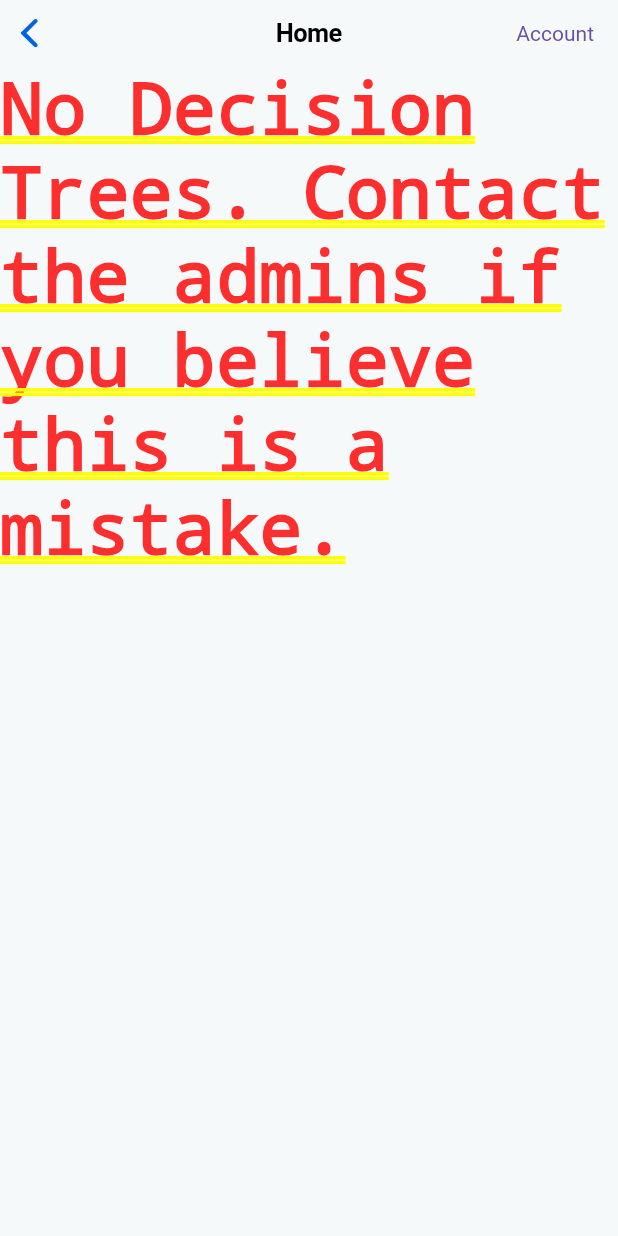
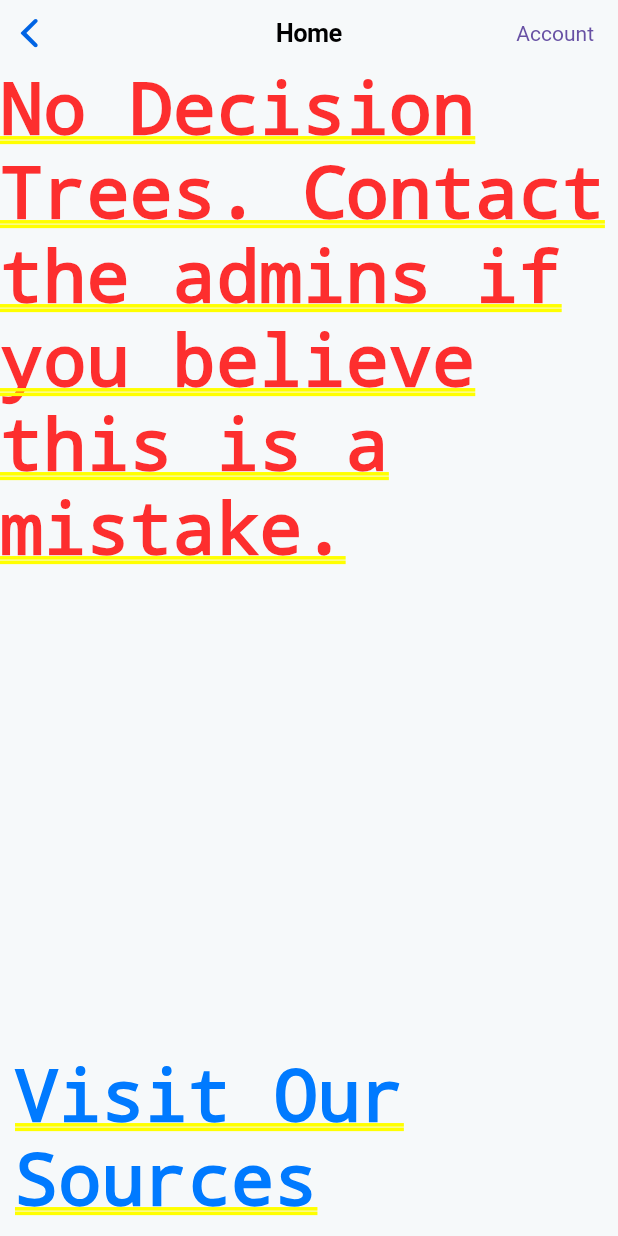
Before and after one commit to ntillis/hanDX, a Flutter app: the HomeScreen screen opened directly, on a phone screen of 412 x 824 dp. Run offline on Flutter 3.47's test engine with Material 3 defaults, Android fonts, the phone set to English and light mode, and no system bars; our stand-ins replace cached_network_image, cloud_firestore, firebase_auth, firebase_core, flutter_hooks, flutter_svg and 5 more; missing offline and left inert: flutter_keychain; accounts and stored records are empty.

Commit message:
Added link to resources

```diff
--- a/handdx_app-main/lib/ui/screens/home_screen.dart
+++ b/handdx_app-main/lib/ui/screens/home_screen.dart
@@ -2,6 +2,7 @@ import 'package:flutter/cupertino.dart';
 import 'package:handdx/controllers/auth_controller.dart';
 import 'package:handdx/ui/screens/account_screen.dart';
 import 'package:handdx/ui/widgets/decision_tree_list_widget.dart';
+import 'package:handdx/ui/widgets/resources.dart'; // Import the footer link widget
 import 'package:hooks_riverpod/hooks_riverpod.dart';
 
 class HomeScreen extends HookConsumerWidget {
@@ -16,17 +17,30 @@ class HomeScreen extends HookConsumerWidget {
         middle: const Text("Home"),
         trailing: accountWidget(context, ref),
       ),
-      child: ListView(children: const [DecisionTreeList()]),
+      child: Column(
+        crossAxisAlignment: CrossAxisAlignment.stretch,
+        children: [
+          Expanded(
+            child: ListView(
+              children: const [DecisionTreeList()],
+            ),
+          ),
+          Resources(), // Include the footer link widget here
+        ],
+      ),
     );
   }
 }
 
 Widget accountWidget(BuildContext context, WidgetRef ref) {
   return CupertinoButton(
-      padding: EdgeInsets.zero,
-      onPressed: () {
-        Navigator.push(context,
-            CupertinoPageRoute(builder: (context) => const AccountScreen()));
-      },
-      child: const Text('Account'));
+    padding: EdgeInsets.zero,
+    onPressed: () {
+      Navigator.push(
+        context,
+        CupertinoPageRoute(builder: (context) => const AccountScreen()),
+      );
+    },
+    child: const Text('Account'),
+  );
 }
--- /dev/null
+++ b/handdx_app-main/lib/ui/widgets/resources.dart
@@ -0,0 +1,30 @@
+import 'package:flutter/cupertino.dart';
+import 'package:url_launcher/url_launcher.dart';
+
+class Resources extends StatelessWidget {
+  @override
+  Widget build(BuildContext context) {
+    return Container(
+      alignment: Alignment.center,
+      padding: EdgeInsets.all(10),
+      child: GestureDetector(
+        onTap: () {
+          _launchURL();
+        },
+        child: Text(
+          "Visit Our Sources",
+          style: TextStyle(color: CupertinoColors.activeBlue),
+        ),
+      ),
+    );
+  }
+
+    _launchURL() async {
+    const url = 'https://www.assh.org/handcare/conditions#/+/0/title_na_str/asc/';
+    if (await canLaunch(url)) {
+      await launch(url);
+    } else {
+      throw 'Could not launch $url';
+    }
+  }
+}
--- a/handdx_app-main/pubspec.yaml
+++ b/handdx_app-main/pubspec.yaml
@@ -50,7 +50,7 @@ dependencies:
   hooks_riverpod: ^2.1.3
   freezed_annotation: ^2.2.0
   json_annotation: ^4.8.0
-  cached_network_image: ^3.2.3
+  cached_network_image: ^3.3.1
   flutter_svg: ^2.0.0+1
   animations: ^2.0.7
   local_auth: ^2.1.3
```
Also changed, not shown: decision_tree_creator-main/pubspec.lock, handdx_app-main/pubspec.lock, 7 other files.
